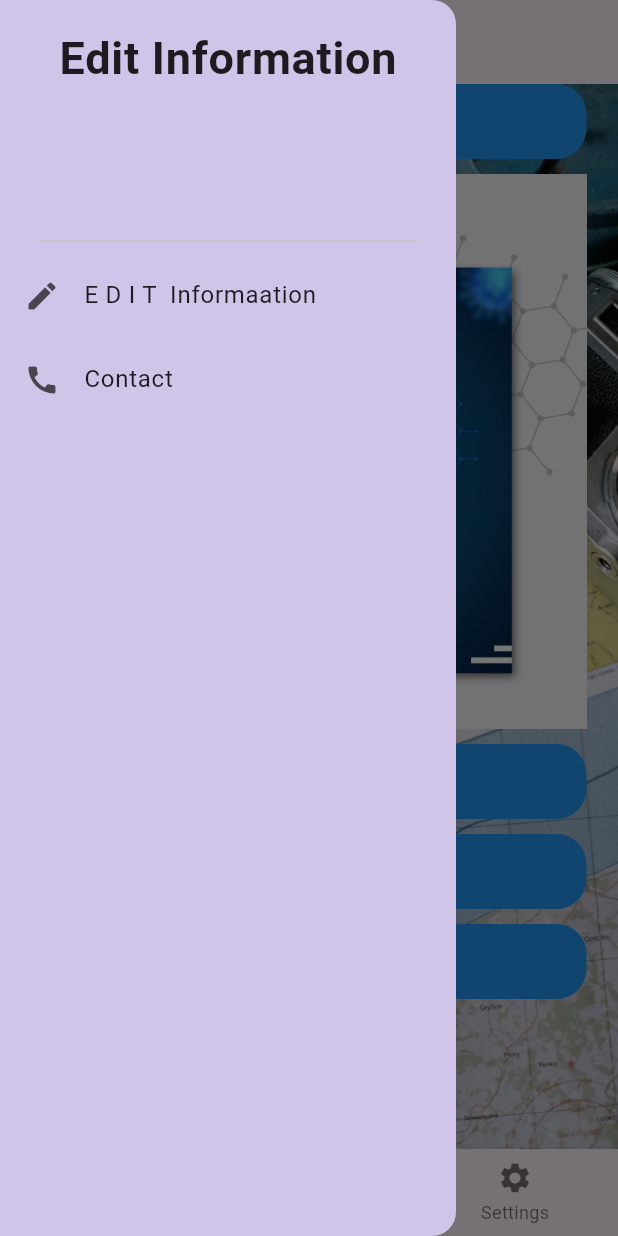
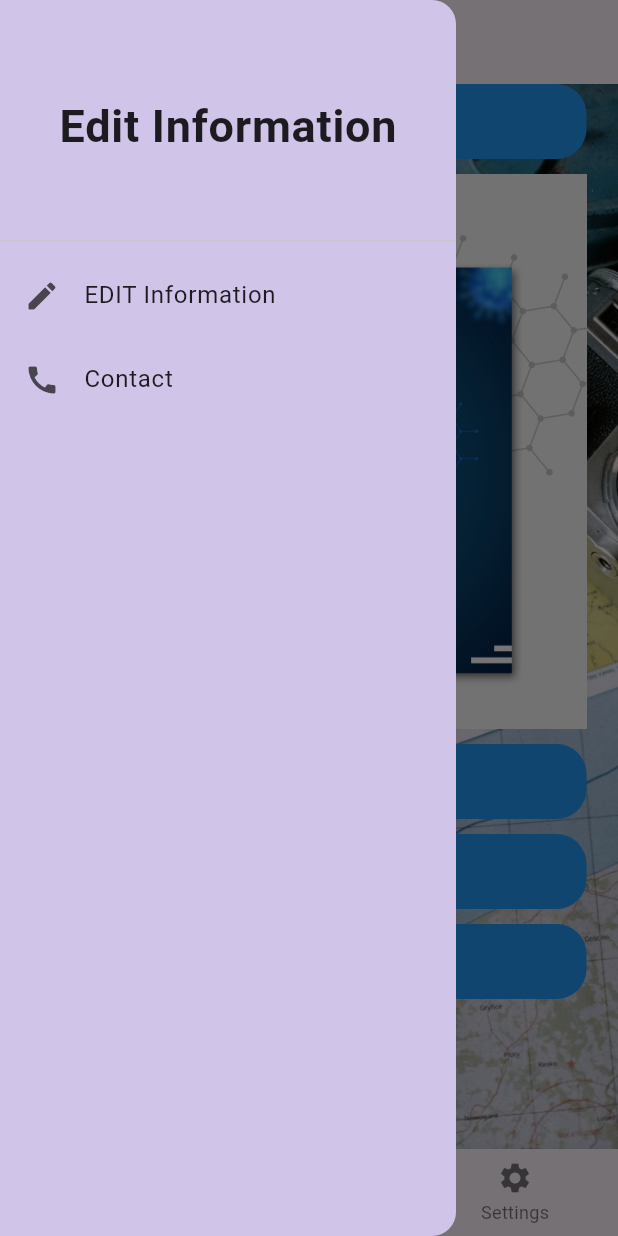
Before and after one commit to subod4/Yantra_1, a Flutter app: the CustomerHome screen opened directly, with the side drawer open, on a phone screen of 412 x 824 dp. Run offline on Flutter 3.47's test engine with Material 3 defaults, Android fonts, the light colour scheme and no system bars.

Commit message:
navbar through drawer

```diff
--- a/lib/pages/customer_home.dart
+++ b/lib/pages/customer_home.dart
@@ -3,73 +3,81 @@
 import 'package:yantra/pages/edit_information.dart';
 import 'package:yantra/pages/profile.dart';
 import 'package:yantra/pages/setting.dart';
-
 import 'home.dart';
 
 class CustomerHome extends StatefulWidget {
   const CustomerHome({super.key});
 
   @override
-  State<CustomerHome> createState() => _MyAppState();
+  State<CustomerHome> createState() => _CustomerHomeState();
 }
 
-class _MyAppState extends State<CustomerHome> {
-  final List<Widget> pages=[
+class _CustomerHomeState extends State<CustomerHome> {
+  final List<Widget> pages = [
     const Home(),
     const Profile(),
+    const editInfo(),
     const Setting(),
+
   ];
-  int currentPage=0;
+  int currentPage = 0;
+
   @override
   Widget build(BuildContext context) {
-    return  Scaffold(
-
-      appBar: AppBar(title: Text("KatPark")),
+    return Scaffold(
+      appBar: AppBar(title: const Text("KatPark")),
       drawer: Drawer(
         backgroundColor: Colors.deepPurple[100],
-          child:Column
-            (
+        child: Column(
           children: [
-              DrawerHeader(child: Text('Edit Information',style: TextStyle(fontSize: 30,fontWeight: FontWeight.bold),)),
+            DrawerHeader(
+              child: Center(
+                child: Text(
+                  'Edit Information',
+                  style: TextStyle(fontSize: 30, fontWeight: FontWeight.bold),
+                ),
+              ),
+            ),
             ListTile(
-                leading:Icon(Icons.edit),
-                title: Text('E D I T  Informaation'),
-                onTap: (){
-                  Navigator.push(context, MaterialPageRoute(
-                      builder: (context) => editInfo()));
+              leading: const Icon(Icons.edit),
+              title: const Text('EDIT Information'),
+              onTap: () {
+                setState(() {
+                  currentPage = 2;
+                  Navigator.pop(context);
+                });
               },
             ),
             ListTile(
-                leading: Icon(Icons.call),
-                title: Text('Contact'),
-
-              )
+              leading: const Icon(Icons.call),
+              title: const Text('Contact'),
+            ),
           ],
-          )
-
-      ) ,
+        ),
+      ),
       body: pages[currentPage],
       bottomNavigationBar: BottomNavigationBar(
         currentIndex: currentPage,
-          onTap: (value){
+        onTap: (value) {
           setState(() {
-              currentPage=value;
+            currentPage = value;
           });
         },
-          items:[
-            BottomNavigationBarItem(icon: Icon(Icons.home),
-                label: 'Home'),
-            BottomNavigationBarItem(icon: Icon(Icons.person),
-                label:'Person'),
-            BottomNavigationBarItem(icon: Icon(Icons.settings),
-                label:'Settings'
+        items: const [
+          BottomNavigationBarItem(
+            icon: Icon(Icons.home),
+            label: 'Home',
           ),
-          ]
+          BottomNavigationBarItem(
+            icon: Icon(Icons.person),
+            label: 'Profile',
           ),
-
-
+          BottomNavigationBarItem(
+            icon: Icon(Icons.settings),
+            label: 'Settings',
+          ),
+        ],
+      ),
     );
-
-
   }
 }
```
Lines whose indentation alone changed are shown as unchanged.
